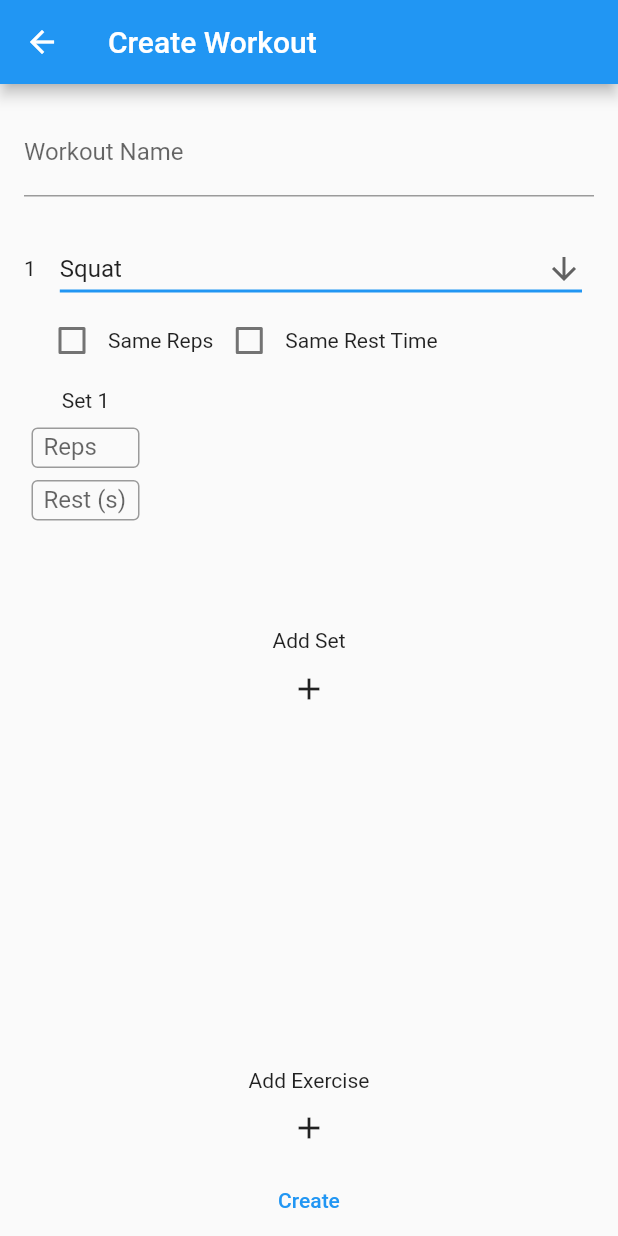
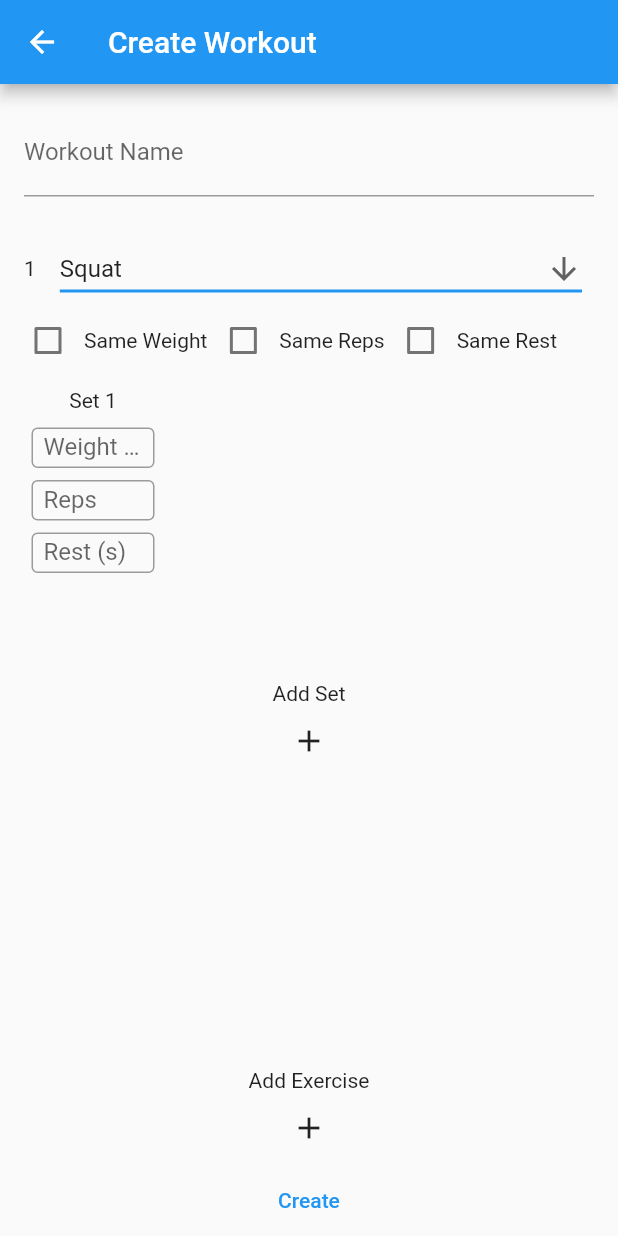
Before and after one commit to cherking19/EC463_SmartExerciseSystem, a Flutter app: the CreateWorkoutRoute screen opened directly, on a phone screen of 412 x 824 dp. Run offline on Flutter 3.47's test engine with Material 2 defaults, Android fonts, the phone set to English and light mode, and no system bars; our stand-ins replace shared_preferences; accounts and stored records are empty.

Commit message:
Add weight field to form, start SharedPreferences

```diff
--- a/smart_gym/lib/main.dart
+++ b/smart_gym/lib/main.dart
@@ -1,5 +1,8 @@
+import 'dart:convert';
+
 import 'package:flutter/material.dart';
 import 'workout.dart';
+import 'package:shared_preferences/shared_preferences.dart';
 
 void main() {
   runApp(const MyApp());
@@ -199,7 +202,7 @@ class CreateWorkoutFormState extends State<CreateWorkoutForm> {
   }
 
   void addExercise() {
-    int index = routine.addExercise();
+    routine.addExercise();
     setState(() {
       _isExerciseErrorVisible = false;
     });
@@ -242,6 +245,12 @@ class CreateWorkoutFormState extends State<CreateWorkoutForm> {
     });
   }
 
+  void setWeightSameFlag(int index, bool value) {
+    setState(() {
+      routine.setWeightSameFlag(index, value);
+    });
+  }
+
   void setRepsSameFlag(int index, bool value) {
     setState(() {
       routine.setRepsSameFlag(index, value);
@@ -251,6 +260,12 @@ class CreateWorkoutFormState extends State<CreateWorkoutForm> {
   void setRestSameFlag(int index, bool value) {
     setState(() {
       routine.setRestSameFlag(index, value);
+    });
+  }
+
+  void setWeight(int exerciseIndex, int setIndex, int weight) {
+    setState(() {
+      routine.setWeight(exerciseIndex, setIndex, weight);
     });
   }
 
@@ -269,6 +284,12 @@ class CreateWorkoutFormState extends State<CreateWorkoutForm> {
   void setRest(int exerciseIndex, int setIndex, int rest) {
     setState(() {
       routine.setRest(exerciseIndex, setIndex, rest);
+    });
+  }
+
+  void setWeightSame(int index, int weight) {
+    setState(() {
+      routine.setWeightSame(index, weight);
     });
   }
 
@@ -335,10 +356,13 @@ class CreateWorkoutFormState extends State<CreateWorkoutForm> {
                     updateName: updateExerciseName,
                     delete: deleteExercise,
                     addSet: addSet,
+                    setWeight: setWeight,
                     setReps: setReps,
                     setRest: setRest,
+                    setWeightSameFlag: setWeightSameFlag,
                     setRepsSameFlag: setRepsSameFlag,
                     setRestSameFlag: setRestSameFlag,
+                    setWeightSame: setWeightSame,
                     setRepsSame: setRepsSame,
                     setRestSame: setRestSame,
                     deleteSet: deleteSet,
@@ -366,12 +390,19 @@ class CreateWorkoutFormState extends State<CreateWorkoutForm> {
             onPressed: addExercise,
           ),
           TextButton(
-            onPressed: () {
+            onPressed: () async {
               if (_formKey.currentState!.validate()) {
                 if (validateRoutine()) {
                   ScaffoldMessenger.of(context).showSnackBar(
                     const SnackBar(content: Text('Creating Workout')),
                   );
+                  String workout = jsonEncode(routine);
+                  print(workout);
+
+                  SharedPreferences prefs =
+                      await SharedPreferences.getInstance();
+                  bool result = await prefs.setString('workout', workout);
+                  print(result);
                 } else {
                   showInvalidDialog(context);
                 }
--- a/smart_gym/lib/workout.dart
+++ b/smart_gym/lib/workout.dart
@@ -1,4 +1,5 @@
 import 'package:flutter/material.dart';
+import 'dart:convert';
 
 const List<String> exerciseChoices = <String>[
   'Squat',
@@ -20,6 +21,14 @@ class WorkoutRoutine {
   @override
   String toString() {
     return ('$_name: $_exercises,');
+  }
+
+  factory WorkoutRoutine.fromJson(Map<String, dynamic> parsedJson) {
+    return WorkoutRoutine();
+  }
+
+  Map<String, dynamic> toJson() {
+    return {"name": _name, "exercises": jsonEncode(_exercises)};
   }
 
   bool validateRoutine() {
@@ -87,12 +96,20 @@ class WorkoutRoutine {
   //   return false;
   // }
 
+  void setWeightSameFlag(int index, bool value) {
+    _exercises[index].setWeightSameFlag(value);
+  }
+
   void setRepsSameFlag(int index, bool value) {
     _exercises[index].setRepsSameFlag(value);
   }
 
   void setRestSameFlag(int index, bool value) {
     _exercises[index].setRestSameFlag(value);
+  }
+
+  void setWeight(int exerciseIndex, int setIndex, int weight) {
+    _exercises[exerciseIndex].setWeight(setIndex, weight);
   }
 
   void setReps(int exerciseIndex, int setIndex, int reps) {
@@ -107,6 +124,10 @@ class WorkoutRoutine {
     _exercises[exerciseIndex].setRest(setIndex, rest);
   }
 
+  void setWeightSame(int index, int weight) {
+    _exercises[index].setWeightSame(weight);
+  }
+
   void setRestSame(int index, int rest) {
     _exercises[index].setRestSame(rest);
   }
@@ -115,20 +136,31 @@ class WorkoutRoutine {
 class Exercise {
   String _name = '';
   List<Set> _sets = [];
+  bool _sameWeight = false;
   bool _sameReps = false;
   bool _sameRest = false;
 
   Exercise() {
     _name = exerciseChoices.first;
     _sets = [Set()];
+    _sameWeight = false;
     _sameReps = false;
     _sameRest = false;
   }
 
   @override
   String toString() {
-    // TODO: implement toString
     return '$_name: $_sets ';
+  }
+
+  Map<String, dynamic> toJson() {
+    return {
+      "name": _name,
+      "sameWeight": _sameWeight,
+      "sameReps": _sameReps,
+      "sameRest": _sameRest,
+      "sets": jsonEncode(_sets)
+    };
   }
 
   bool validateExercise() {
@@ -153,6 +185,10 @@ class Exercise {
   void addSet() {
     Set newSet = Set();
 
+    if (getWeightSameFlag()) {
+      newSet.setWeight(_sets[0].getWeight());
+    }
+
     if (getRepsSameFlag()) {
       newSet.setReps(_sets[0].getReps());
     }
@@ -168,8 +204,8 @@ class Exercise {
     _sets.removeAt(index);
   }
 
-  void setRepsSameFlag(bool value) {
-    _sameReps = value;
+  bool getWeightSameFlag() {
+    return _sameWeight;
   }
 
   bool getRepsSameFlag() {
@@ -180,8 +216,26 @@ class Exercise {
     return _sameRest;
   }
 
+  void setWeightSameFlag(bool value) {
+    _sameWeight = value;
+  }
+
+  void setRepsSameFlag(bool value) {
+    _sameReps = value;
+  }
+
   void setRestSameFlag(bool value) {
     _sameRest = value;
+  }
+
+  void setWeight(int index, int weight) {
+    _sets[index].setWeight(weight);
+  }
+
+  void setWeightSame(int weight) {
+    for (int i = 0; i < _sets.length; i++) {
+      _sets[i].setWeight(weight);
+    }
   }
 
   void setReps(int index, int reps) {
@@ -206,6 +260,8 @@ class Exercise {
 }
 
 class Set {
+  int _weight = 0;
+
   // the number of reps. In practice should be greater than 0
   int _reps = 0;
 
@@ -215,16 +271,20 @@ class Set {
   Set() {
     _reps = 0;
     _rest = 0;
+    _weight = 0;
   }
 
   @override
   String toString() {
-    // TODO: implement toString
-    return 'reps: $_reps, rest: $_rest ';
+    return 'weight: $_weight, reps: $_reps, rest: $_rest ';
+  }
+
+  Map<String, dynamic> toJson() {
+    return {"weight": _weight, "reps": _reps, "rest": _rest};
   }
 
   bool validateSet() {
-    return _reps > 0 && _rest > 0;
+    return _reps > 0 && _rest > 0 && _weight > 0;
   }
 
   // set the reps of this set. Should be non-negative
@@ -246,6 +306,14 @@ class Set {
   int getRest() {
     return _rest;
   }
+
+  void setWeight(int weight) {
+    _weight = weight;
+  }
+
+  int getWeight() {
+    return _weight;
+  }
 }
 
 class ExerciseWidget extends StatefulWidget {
@@ -258,10 +326,13 @@ class ExerciseWidget extends StatefulWidget {
   final Function updateName;
   final Function delete;
   final Function addSet;
+  final Function setWeight;
   final Function setReps;
   final Function setRest;
+  final Function setWeightSameFlag;
   final Function setRepsSameFlag;
   final Function setRestSameFlag;
+  final Function setWeightSame;
   final Function setRepsSame;
   final Function setRestSame;
   final Function deleteSet;
@@ -277,10 +348,13 @@ class ExerciseWidget extends StatefulWidget {
     required this.updateName,
     required this.delete,
     required this.addSet,
+    required this.setWeight,
     required this.setReps,
     required this.setRest,
+    required this.setWeightSameFlag,
     required this.setRepsSameFlag,
     required this.setRestSameFlag,
+    required this.setWeightSame,
     required this.setRepsSame,
     required this.setRestSame,
     required this.deleteSet,
@@ -291,8 +365,9 @@ class ExerciseWidget extends StatefulWidget {
 }
 
 class _ExerciseWidgetState extends State<ExerciseWidget> {
-  bool _isExerciseSetsErrorVisible = false;
+  // bool _isExerciseSetsErrorVisible = false;
   // List<int> sets = [];
+  bool isSetsWeightSame = false;
   bool isSetsRepsSame = false;
   bool isSetsRestSame = false;
 
@@ -301,8 +376,8 @@ class _ExerciseWidgetState extends State<ExerciseWidget> {
   @override
   Widget build(BuildContext context) {
     EdgeInsets dropdownPadding = widget.onlyExercise
-        ? EdgeInsets.fromLTRB(16.0, 0.0, 16.0, 0.0)
-        : EdgeInsets.fromLTRB(16.0, 0.0, 0.0, 0.0);
+        ? const EdgeInsets.fromLTRB(16.0, 0.0, 16.0, 0.0)
+        : const EdgeInsets.fromLTRB(16.0, 0.0, 0.0, 0.0);
     // isSetsRepsSame = widget.sameRepsFlag;
     // isSetsRestSame = widget.sameRestFlag;
 
@@ -311,7 +386,7 @@ class _ExerciseWidgetState extends State<ExerciseWidget> {
         Row(
           children: [
             Padding(
-              padding: EdgeInsets.fromLTRB(8.0, 0.0, 0.0, 0.0),
+              padding: const EdgeInsets.fromLTRB(8.0, 0.0, 0.0, 0.0),
               child: Text('${widget.index + 1}'),
             ),
             Expanded(
@@ -336,16 +411,31 @@ class _ExerciseWidgetState extends State<ExerciseWidget> {
           ],
         ),
         Padding(
-          padding: const EdgeInsets.fromLTRB(16.0, 0.0, 0.0, 0.0),
+          padding: const EdgeInsets.fromLTRB(0.0, 0.0, 0.0, 0.0),
           child: Row(
             children: [
+              Checkbox(
+                // checkColor: Color,
+                value: isSetsWeightSame,
+                onChanged: (bool? value) {
+                  setState(() {
+                    isSetsWeightSame = value!;
+                    widget.setWeightSameFlag(widget.index, value);
+                    if (isSetsWeightSame) {
+                      widget.setWeightSame(
+                          widget.index, widget.sets[0].getWeight());
+                    }
+                  });
+                },
+              ),
+              const Text('Same Weight'),
               Checkbox(
                 // checkColor: Colors.white,
                 value: isSetsRepsSame,
                 onChanged: (bool? value) {
                   setState(() {
                     isSetsRepsSame = value!;
-                    widget.setRepsSameFlag(widget.index, value!);
+                    widget.setRepsSameFlag(widget.index, value);
                     if (isSetsRepsSame) {
                       widget.setRepsSame(
                           widget.index, widget.sets[0].getReps());
@@ -360,7 +450,7 @@ class _ExerciseWidgetState extends State<ExerciseWidget> {
                 onChanged: (bool? value) {
                   setState(() {
                     isSetsRestSame = value!;
-                    widget.setRestSameFlag(widget.index, value!);
+                    widget.setRestSameFlag(widget.index, value);
                     if (isSetsRestSame) {
                       widget.setRestSame(
                           widget.index, widget.sets[0].getRest());
@@ -368,13 +458,13 @@ class _ExerciseWidgetState extends State<ExerciseWidget> {
                   });
                 },
               ),
-              const Text('Same Rest Time'),
+              const Text('Same Rest'),
             ],
           ),
         ),
         Container(
           // Expanded(
-          height: 160,
+          height: 195,
           // fit: FlexFit.loose,
           child: Scrollbar(
             child: ListView.builder(
@@ -385,16 +475,19 @@ class _ExerciseWidgetState extends State<ExerciseWidget> {
               itemBuilder: (BuildContext context, int index) {
                 // return Text('Set');
                 return Container(
-                  width: 90,
+                  width: 100,
                   child: SetsWidget(
                     exerciseIndex: widget.index,
                     setIndex: index,
+                    isSameWeight: isSetsWeightSame,
                     isSameReps: isSetsRepsSame,
                     isSameRest: isSetsRestSame,
                     set: widget.sets[index],
                     onlySet: widget.sets.length == 1,
+                    setWeight: widget.setWeight,
                     setReps: widget.setReps,
                     setRest: widget.setRest,
+                    setWeightSame: widget.setWeightSame,
                     setRepsSame: widget.setRepsSame,
                     setRestSame: widget.setRestSame,
                     delete: widget.deleteSet,
@@ -414,16 +507,16 @@ class _ExerciseWidgetState extends State<ExerciseWidget> {
           padding: EdgeInsets.fromLTRB(0.0, 8.0, 0.0, 0.0),
           child: Text('Add Set'),
         ),
-        Visibility(
-          visible: _isExerciseSetsErrorVisible,
-          child: const Padding(
-            padding: EdgeInsets.fromLTRB(0.0, 8.0, 0.0, 0.0),
-            child: Text(
-              'Please add at least 1 set',
-              style: TextStyle(color: Colors.red),
-            ),
-          ),
-        ),
+        // Visibility(
+        //   visible: _isExerciseSetsErrorVisible,
+        //   child: const Padding(
+        //     padding: EdgeInsets.fromLTRB(0.0, 8.0, 0.0, 0.0),
+        //     child: Text(
+        //       'Please add at least 1 set',
+        //       style: TextStyle(color: Colors.red),
+        //     ),
+        //   ),
+        // ),
         IconButton(
           icon: const Icon(Icons.add),
           onPressed: () {
@@ -501,12 +594,15 @@ class _ExerciseNameDropdownState extends State<ExerciseNameDropdown> {
 class SetsWidget extends StatefulWidget {
   final int exerciseIndex;
   final int setIndex;
+  final bool isSameWeight;
   final bool isSameReps;
   final bool isSameRest;
   final Set set;
   final bool onlySet;
+  final Function setWeight;
   final Function setReps;
   final Function setRest;
+  final Function setWeightSame;
   final Function setRepsSame;
   final Function setRestSame;
   final Function delete;
@@ -515,12 +611,15 @@ class SetsWidget extends StatefulWidget {
     Key? key,
     required this.exerciseIndex,
     required this.setIndex,
+    required this.isSameWeight,
     required this.isSameReps,
     required this.isSameRest,
     required this.set,
     required this.onlySet,
+    required this.setWeight,
     required this.setReps,
     required this.setRest,
+    required this.setWeightSame,
     required this.setRepsSame,
     required this.setRestSame,
     required this.delete,
@@ -533,6 +632,7 @@ class SetsWidget extends StatefulWidget {
 class _SetsWidgetState extends State<SetsWidget> {
   final TextEditingController _repsController = TextEditingController();
   final TextEditingController _restController = TextEditingController();
+  final TextEditingController _weightController = TextEditingController();
 
   void checkRepsInput(BuildContext context) {
 // print(value);
@@ -542,6 +642,7 @@ class _SetsWidgetState extends State<SetsWidget> {
       //   widget.setRepsSame(widget.exerciseIndex, widget.set.getReps());
       // }
       if (widget.set.getReps() > 0) {
+        setState(() {});
         showInputDialog(context);
       }
 
@@ -572,6 +673,7 @@ class _SetsWidgetState extends State<SetsWidget> {
       //   widget.setRestSame(widget.exerciseIndex, widget.set.getRest());
       // }
       if (widget.set.getRest() > 0) {
+        setState(() {});
         showInputDialog(context);
       }
 
@@ -591,6 +693,33 @@ class _SetsWidgetState extends State<SetsWidget> {
       }
     } catch (e) {
       _restController.text = "";
+      showInputDialog(context);
+    }
+  }
+
+  void checkWeightInput(BuildContext context) {
+    if (_weightController.text.isEmpty) {
+      if (widget.set.getWeight() > 0) {
+        setState(() {});
+        showInputDialog(context);
+      }
+
+      return;
+    }
+
+    try {
+      var weight = int.parse(_weightController.text);
+      if (weight < 1) {
+        _weightController.text = "";
+        showInputDialog(context);
+      } else {
+        widget.setWeight(widget.exerciseIndex, widget.setIndex, weight);
+        if (widget.isSameWeight) {
+          widget.setWeightSame(widget.exerciseIndex, widget.set.getWeight());
+        }
+      }
+    } catch (e) {
+      _weightController.text = "";
       showInputDialog(context);
     }
   }
@@ -622,12 +751,19 @@ class _SetsWidgetState extends State<SetsWidget> {
 
   @override
   void dispose() {
+    super.dispose();
+
     _repsController.dispose();
-    super.dispose();
+    _restController.dispose();
+    _weightController.dispose();
   }
 
   @override
   Widget build(BuildContext context) {
+    if (widget.set.getWeight() > 0) {
+      _weightController.text = widget.set.getWeight().toString();
+    }
+
     if (widget.set.getReps() > 0) {
       _repsController.text = widget.set.getReps().toString();
     }
@@ -637,20 +773,42 @@ class _SetsWidgetState extends State<SetsWidget> {
     }
 
     return Padding(
-      padding: EdgeInsets.fromLTRB(0.0, 0.0, 8.0, 0.0),
+      padding: const EdgeInsets.fromLTRB(0.0, 0.0, 8.0, 0.0),
       child: Column(
         children: [
           Padding(
-            padding: EdgeInsets.fromLTRB(0.0, 0.0, 0.0, 6.0),
+            padding: const EdgeInsets.fromLTRB(0.0, 0.0, 0.0, 6.0),
             child: Text('Set ${widget.setIndex + 1}'),
           ),
           SizedBox(
-            width: 80,
+            width: 90,
             child: Padding(
-              padding: EdgeInsets.all(4.0),
+              padding: const EdgeInsets.all(4.0),
               child: Focus(
                 child: TextField(
-                  decoration: InputDecoration(
+                  decoration: const InputDecoration(
+                    border: OutlineInputBorder(),
+                    labelText: 'Weight (lb)',
+                    isDense: true,
+                    contentPadding: EdgeInsets.fromLTRB(8.0, 4.0, 8.0, 4.0),
+                  ),
+                  controller: _weightController,
+                ),
+                onFocusChange: (hasFocus) {
+                  if (!hasFocus) {
+                    checkWeightInput(context);
+                  }
+                },
+              ),
+            ),
+          ),
+          SizedBox(
+            width: 90,
+            child: Padding(
+              padding: const EdgeInsets.all(4.0),
+              child: Focus(
+                child: TextField(
+                  decoration: const InputDecoration(
                     border: OutlineInputBorder(),
                     labelText: 'Reps',
                     isDense: true,
@@ -667,12 +825,12 @@ class _SetsWidgetState extends State<SetsWidget> {
             ),
           ),
           SizedBox(
-            width: 80,
+            width: 90,
             child: Padding(
-              padding: EdgeInsets.all(4.0),
+              padding: const EdgeInsets.all(4.0),
               child: Focus(
                 child: TextField(
-                  decoration: InputDecoration(
+                  decoration: const InputDecoration(
                     border: OutlineInputBorder(),
                     labelText: 'Rest (s)',
                     isDense: true,
--- a/smart_gym/pubspec.yaml
+++ b/smart_gym/pubspec.yaml
@@ -31,6 +31,7 @@ environment:
 dependencies:
   flutter:
     sdk: flutter
+  shared_preferences:
 
 
   # The following adds the Cupertino Icons font to your application.
```
Also changed, not shown: smart_gym/pubspec.lock, 1 other file.
